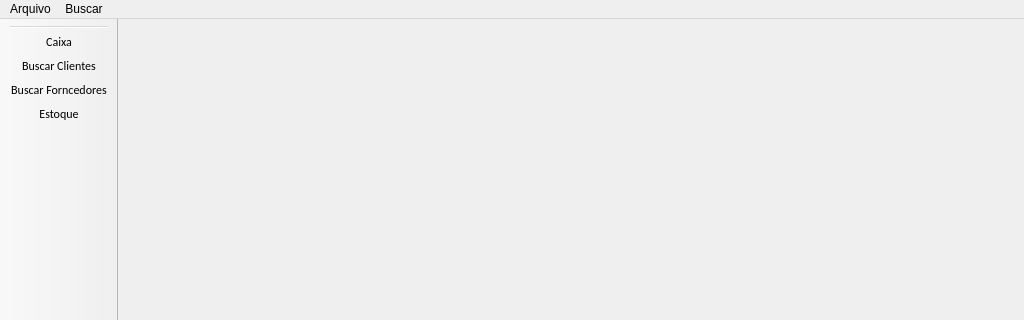
This is loja/tela_principal.ui in jmessias1725/sexloja as Qt 5 draws it before an edit; both pictures show x 0 to 1024 and y 0 to 320 of the 1024 by 768 pixel window. The edited form follows.
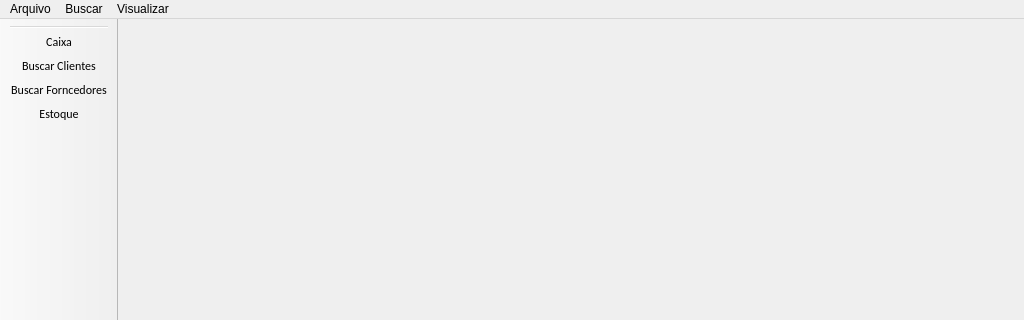
This is the edited form. Icons and pictures are not drawn.

Diff of the .ui file:
```diff
--- a/loja/tela_principal.ui
+++ b/loja/tela_principal.ui
@@ -75,10 +75,18 @@
     <addaction name="buscar_clientes"/>
     <addaction name="buscar_produtos"/>
     <addaction name="buscar_fornecedores"/>
-    <addaction name="buscar_estoque"/>
+   </widget>
+   <widget class="QMenu" name="menuConfigura_oes">
+    <property name="title">
+     <string>Visualizar</string>
+    </property>
+    <addaction name="separator"/>
+    <addaction name="Cadastro_da_Loja"/>
+    <addaction name="Estoque"/>
    </widget>
    <addaction name="menuArquivo"/>
    <addaction name="menuListar"/>
+   <addaction name="menuConfigura_oes"/>
   </widget>
   <widget class="QStatusBar" name="statusbar"/>
   <widget class="QToolBar" name="barra_de_menus">
```
Left out of the diff: 18 changed lines with no effect on the pictures.
